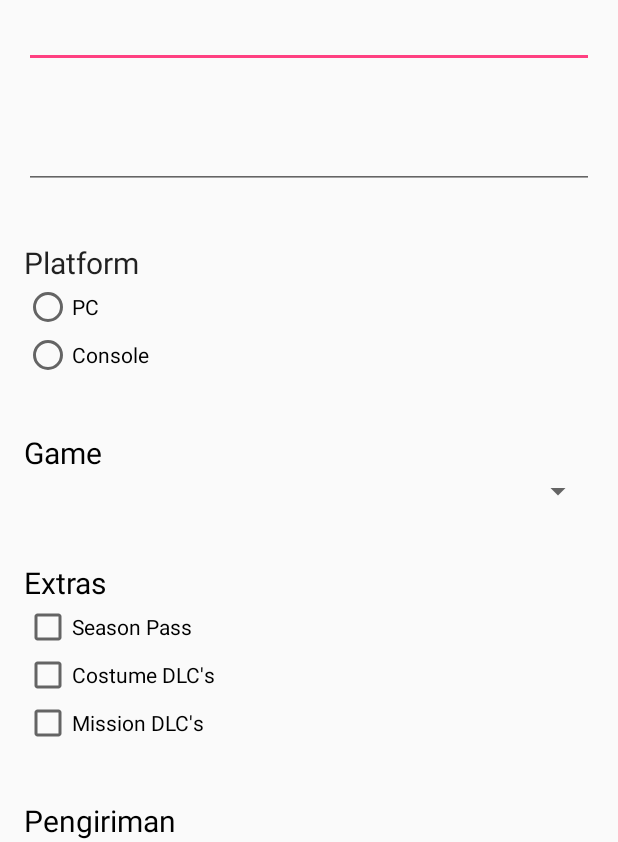
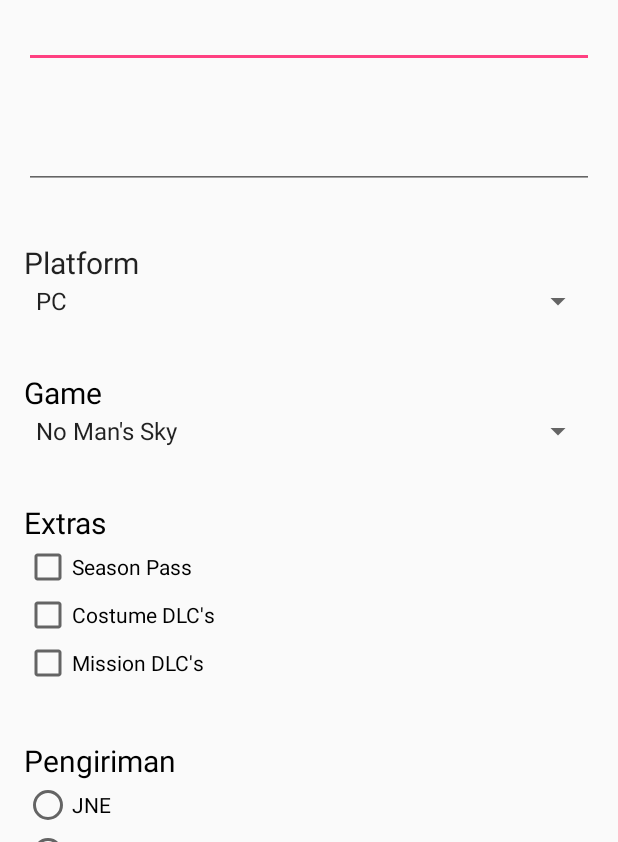
Before and after one commit to yobelchris/TugasPPB, an Android app: the screen it shows after launch (MainActivity), on a phone screen of 412 x 824 dp, the part 394-1236 px from its top. Run offline under Robolectric (Android 15) with nearby library versions, the phone set to English and light mode, and no system bars.

Commit message:
Pembetulan Design & Penambahan Fungsi

```diff
--- a/app/src/main/java/id/sch/smktelkom_mlg/tugas01/xirpl1035/tugasppb/MainActivity.java
+++ b/app/src/main/java/id/sch/smktelkom_mlg/tugas01/xirpl1035/tugasppb/MainActivity.java
@@ -2,12 +2,122 @@ package id.sch.smktelkom_mlg.tugas01.xirpl1035.tugasppb;
 
 import android.os.Bundle;
 import android.support.v7.app.AppCompatActivity;
+import android.view.View;
+import android.widget.AdapterView;
+import android.widget.ArrayAdapter;
+import android.widget.CheckBox;
+import android.widget.EditText;
+import android.widget.RadioButton;
+import android.widget.RadioGroup;
+import android.widget.Spinner;
+import android.widget.TextView;
+
+import java.util.ArrayList;
+import java.util.Arrays;
 
 public class MainActivity extends AppCompatActivity {
+    EditText etNama, etTahun;
+    Spinner spGame, spPM;
+    String[][] arGame = {{"No Man's Sky", "Dying Light", "COD : Ghost"}, {"GTA V", "Infamous Second Son", "Watch Dogs"}};
+    ArrayList<String> listGame = new ArrayList<>();
+    ArrayAdapter<String> adapter;
+    CheckBox cbSP, cbCD, cbMD;
+    RadioGroup kirim;
+    TextView tvHasil;
 
     @Override
     protected void onCreate(Bundle savedInstanceState) {
         super.onCreate(savedInstanceState);
         setContentView(R.layout.activity_main);
+
+        etNama = (EditText) findViewById(R.id.editTextNama);
+        etTahun = (EditText) findViewById(R.id.editTextTahun);
+        kirim = (RadioGroup) findViewById(R.id.pengiriman);
+        spPM = (Spinner) findViewById(R.id.spinnerPM);
+        spGame = (Spinner) findViewById(R.id.spinnerGame);
+        adapter = new ArrayAdapter<>(this, android.R.layout.simple_spinner_item, listGame);
+        adapter.setDropDownViewResource(android.R.layout.simple_spinner_dropdown_item);
+        spGame.setAdapter(adapter);
+        cbSP = (CheckBox) findViewById(R.id.checkBoxSP);
+        cbCD = (CheckBox) findViewById(R.id.checkBoxCD);
+        cbMD = (CheckBox) findViewById(R.id.checkBoxMD);
+        tvHasil = (TextView) findViewById(R.id.textViewHasil);
+
+        spPM.setOnItemSelectedListener(new AdapterView.OnItemSelectedListener() {
+            @Override
+            public void onItemSelected(AdapterView<?> adapterView, View view, int pos, long id) {
+                listGame.clear();
+                listGame.addAll(Arrays.asList(arGame[pos]));
+                adapter.notifyDataSetChanged();
+                spGame.setSelection(0);
+            }
+
+            @Override
+            public void onNothingSelected(AdapterView<?> adapterView) {
+
+            }
+        });
+
+        findViewById(R.id.buttonOK).setOnClickListener(new View.OnClickListener() {
+            @Override
+            public void onClick(View view) {
+                klik();
+            }
+        });
+        findViewById(R.id.buttonCon).setOnClickListener(new View.OnClickListener() {
+            @Override
+            public void onClick(View view) {
+                tvHasil.setText("Pembelian Berhasil");
+                findViewById(R.id.buttonCon).setVisibility(View.GONE);
+            }
+        });
+    }
+
+    private void klik() {
+        String nama = etNama.getText().toString();
+        int tahun = Integer.parseInt(etTahun.getText().toString());
+        int umur = 2016 - tahun;
+        int biaya = 0;
+        String Pengiriman = null;
+        String game = spGame.getSelectedItem().toString();
+        if (game == "No Man's Sky") {
+            biaya = 550000;
+        } else if (game == "Dying Light") {
+            biaya = 850000;
+        } else if (game == "COD : Ghost") {
+            biaya = 400000;
+        } else if (game == "GTA V") {
+            biaya = 650000;
+        } else if (game == "Infamous Second Son") {
+            biaya = 500000;
+        } else if (game == "Watch Dogs") {
+            biaya = 300000;
+        }
+        String extra = "\nExtras :";
+        if (cbSP.isChecked()) {
+            extra += "\n" + cbSP.getText();
+            biaya += 200000;
+        }
+        if (cbMD.isChecked()) {
+            extra += "\n" + cbMD.getText();
+            biaya += 50000;
+        }
+        if (cbCD.isChecked()) {
+            extra += "\n" + cbCD.getText();
+            biaya += 100000;
+        }
+        if (kirim.getCheckedRadioButtonId() != -1) {
+            RadioButton rb = (RadioButton) findViewById(kirim.getCheckedRadioButtonId());
+            Pengiriman = rb.getText().toString();
+            biaya += 20000;
+        }
+
+        tvHasil.setText("Nama    :" + nama +
+                "\nUmur     :" + umur +
+                "\nGame    :" + game +
+                extra +
+                "\nPengiriman :" + Pengiriman +
+                "\nBiaya          :" + biaya);
+        findViewById(R.id.buttonCon).setVisibility(View.VISIBLE);
     }
 }
--- a/app/src/main/res/layout/activity_main.xml
+++ b/app/src/main/res/layout/activity_main.xml
@@ -34,25 +34,27 @@
             android:src="@drawable/ic_logo" />
 
         <EditText
-            android:id="@+id/editText"
+            android:id="@+id/editTextNama"
             android:layout_width="match_parent"
             android:layout_height="wrap_content"
             android:layout_alignParentEnd="true"
             android:layout_alignParentLeft="true"
             android:layout_alignParentRight="true"
             android:layout_alignParentStart="true"
-            android:layout_alignParentTop="true" />
+            android:layout_alignParentTop="true"
+            android:inputType="text" />
 
         <EditText
-            android:id="@+id/editText2"
+            android:id="@+id/editTextTahun"
             android:layout_width="match_parent"
             android:layout_height="wrap_content"
             android:layout_alignParentEnd="true"
             android:layout_alignParentLeft="true"
             android:layout_alignParentRight="true"
             android:layout_alignParentStart="true"
-            android:layout_below="@+id/editText"
-            android:layout_marginTop="35dp" />
+            android:layout_below="@+id/editTextNama"
+            android:layout_marginTop="35dp"
+            android:inputType="numberSigned" />
 
         <TextView
             android:id="@+id/textView"
@@ -61,30 +63,16 @@
             android:layout_height="wrap_content"
             android:layout_alignParentLeft="true"
             android:layout_alignParentStart="true"
-            android:layout_below="@+id/editText2"
+            android:layout_below="@+id/editTextTahun"
             android:layout_marginTop="35dp"
             android:text="Platform"
             android:textSize="20dp" />
 
-        <RadioGroup
-            android:layout_width="wrap_content"
-            android:layout_height="wrap_content">
-
-            <RadioButton
-                android:id="@+id/radioButton3"
-                android:layout_width="wrap_content"
+        <Spinner
+            android:id="@+id/spinnerPM"
+            android:layout_width="match_parent"
             android:layout_height="wrap_content"
-                android:checked="false"
-                android:text="PC" />
-
-            <RadioButton
-                android:id="@+id/radioButton"
-                android:layout_width="wrap_content"
-                android:layout_height="wrap_content"
-                android:checked="false"
-                android:text="Console" />
-
-        </RadioGroup>
+            android:entries="@array/game" />
 
         <TextView
             android:id="@+id/textView2"
@@ -96,7 +84,7 @@
             android:textSize="20dp" />
 
         <Spinner
-            android:id="@+id/spinner"
+            android:id="@+id/spinnerGame"
             android:layout_width="match_parent"
             android:layout_height="wrap_content" />
 
@@ -110,21 +98,21 @@
             android:textSize="20dp" />
 
         <CheckBox
-            android:id="@+id/checkBox"
+            android:id="@+id/checkBoxSP"
             android:layout_width="wrap_content"
             android:layout_height="wrap_content"
             android:checked="false"
             android:text="Season Pass" />
 
         <CheckBox
-            android:id="@+id/checkBox2"
+            android:id="@+id/checkBoxCD"
             android:layout_width="wrap_content"
             android:layout_height="wrap_content"
             android:checked="false"
             android:text="Costume DLC&apos;s" />
 
         <CheckBox
-            android:id="@+id/checkBox3"
+            android:id="@+id/checkBoxMD"
             android:layout_width="wrap_content"
             android:layout_height="wrap_content"
             android:checked="false"
@@ -140,43 +128,53 @@
             android:textSize="20dp" />
 
         <RadioGroup
+            android:id="@+id/pengiriman"
             android:layout_width="wrap_content"
-            android:layout_height="wrap_content"></RadioGroup>
+            android:layout_height="wrap_content">
 
             <RadioButton
-            android:id="@+id/radioButton2"
+                android:id="@+id/radioButtonJ"
                 android:layout_width="wrap_content"
                 android:layout_height="wrap_content"
                 android:checked="false"
                 android:text="JNE" />
 
             <RadioButton
-            android:id="@+id/radioButton4"
+                android:id="@+id/radioButtonT"
                 android:layout_width="wrap_content"
                 android:layout_height="wrap_content"
                 android:checked="false"
                 android:text="TIKI" />
 
             <RadioButton
-            android:id="@+id/radioButton5"
+                android:id="@+id/radioButtonPI"
                 android:layout_width="wrap_content"
                 android:layout_height="wrap_content"
                 android:checked="false"
                 android:text="Pos Indonesia" />
+        </RadioGroup>
 
         <Button
-            android:id="@+id/button"
+            android:id="@+id/buttonOK"
             android:layout_width="match_parent"
             android:layout_height="wrap_content"
             android:text="OK" />
 
         <TextView
-            android:id="@+id/textView5"
+            android:id="@+id/textViewHasil"
             android:layout_width="wrap_content"
             android:layout_height="wrap_content"
             android:layout_marginTop="35dp"
             android:textSize="20dp"
             tools:text="Hasil" />
 
+        <Button
+            android:id="@+id/buttonCon"
+            android:layout_width="match_parent"
+            android:layout_height="wrap_content"
+            android:layout_marginTop="35dp"
+            android:text="Confirm"
+            android:visibility="gone" />
+
     </LinearLayout>
 </ScrollView>
--- /dev/null
+++ b/app/src/main/res/values/game.xml
@@ -0,0 +1,7 @@
+<?xml version="1.0" encoding="utf-8"?>
+<resources>
+    <string-array name="game">
+        <item>PC</item>
+        <item>Console</item>
+    </string-array>
+</resources>
```
Lines whose indentation alone changed are shown as unchanged.
